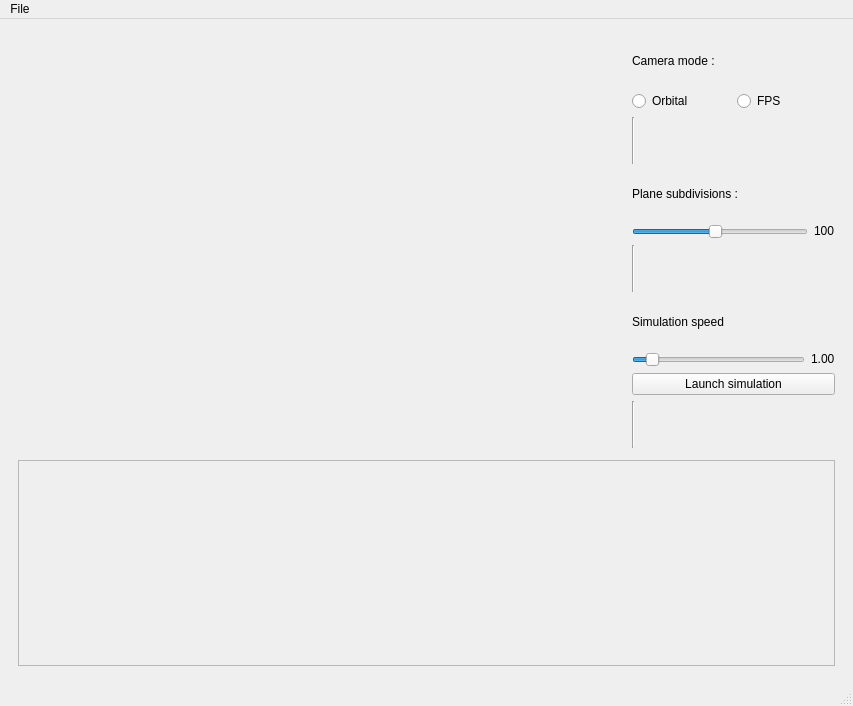
The window that ui/ui/mainwindow.ui (binaryHips/Projet3D) describes before a commit, drawn with Qt 5.
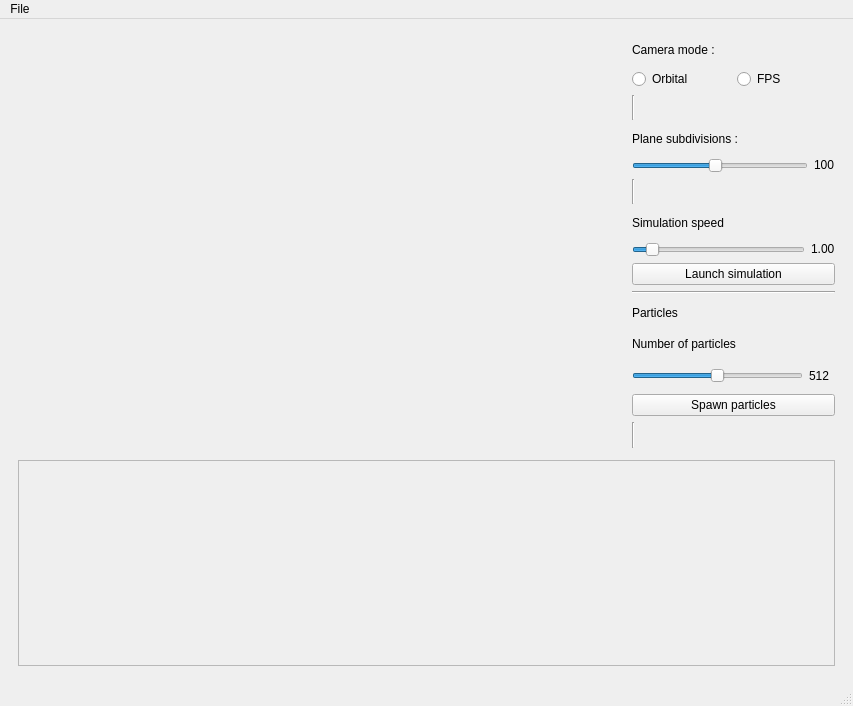
The same window after the commit. Custom widgets are drawn as their Qt base class.

Commit message: Particle button + eraser fix

The edit to the form file:
```diff
--- a/ui/ui/mainwindow.ui
+++ b/ui/ui/mainwindow.ui
@@ -28,7 +28,7 @@
            <widget class="GLWidget" name="widget" native="true"/>
           </item>
           <item>
-           <layout class="QVBoxLayout" name="gl_settings_layout" stretch="0,0,0,0,0,0,0,0,0,0">
+           <layout class="QVBoxLayout" name="gl_settings_layout" stretch="0,0,0,0,0,0,0,0,0,0,0,0,0,0,0">
             <property name="sizeConstraint">
              <enum>QLayout::SizeConstraint::SetDefaultConstraint</enum>
             </property>
@@ -158,6 +158,67 @@
               </property>
              </widget>
             </item>
+            <item>
+             <widget class="Line" name="line_7">
+              <property name="orientation">
+               <enum>Qt::Orientation::Horizontal</enum>
+              </property>
+             </widget>
+            </item>
+            <item>
+             <widget class="QLabel" name="label_6">
+              <property name="text">
+               <string>Particles</string>
+              </property>
+             </widget>
+            </item>
+            <item>
+             <widget class="QLabel" name="label_7">
+              <property name="text">
+               <string>Number of particles</string>
+              </property>
+             </widget>
+            </item>
+            <item>
+             <layout class="QHBoxLayout" name="horizontalLayout_8">
+              <item>
+               <widget class="QSlider" name="numParticlesSlider">
+                <property name="minimum">
+                 <number>1</number>
+                </property>
+                <property name="maximum">
+                 <number>1024</number>
+                </property>
+                <property name="value">
+                 <number>512</number>
+                </property>
+                <property name="orientation">
+                 <enum>Qt::Orientation::Horizontal</enum>
+                </property>
+               </widget>
+              </item>
+              <item>
+               <widget class="QLabel" name="numParticlesLabel">
+                <property name="minimumSize">
+                 <size>
+                  <width>26</width>
+                  <height>22</height>
+                 </size>
+                </property>
+                <property name="text">
+                 <string>512</string>
+                </property>
+               </widget>
+              </item>
+             </layout>
+            </item>
+            <item>
+             <widget class="QPushButton" name="spawnParticlesBtn">
+              <property name="text">
+               <string>Spawn particles</string>
+              </property>
+             </widget>
+            </item>
             <item>
              <widget class="Line" name="line_4">
               <property name="orientation">
```
The commit also changes 6 other files.
